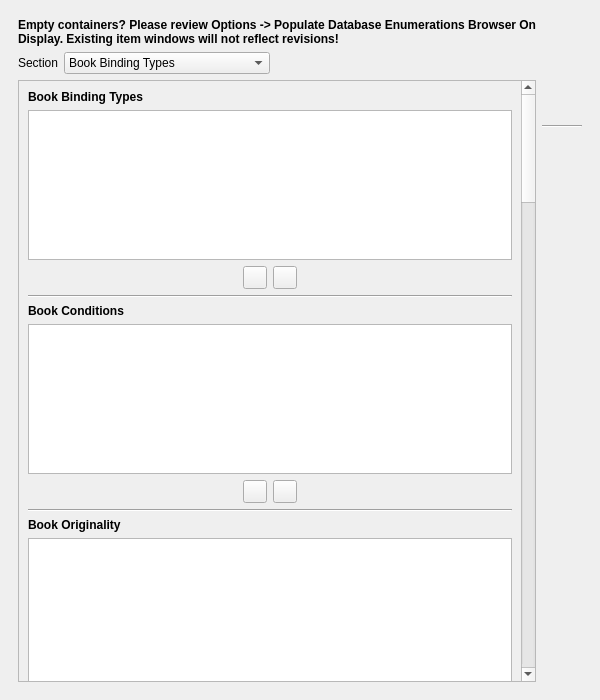
Before: the Qt Designer form UI/biblioteq_dbenumerations.ui in textbrowser/biblioteq, drawn with Qt 5.
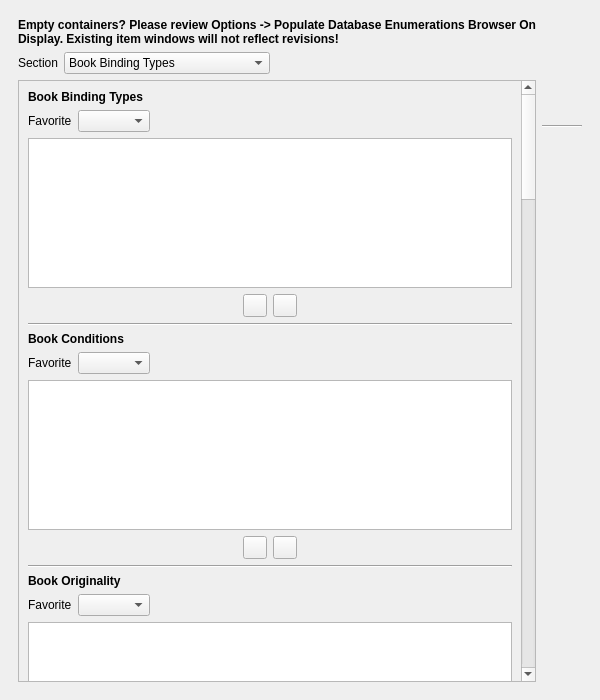
After: the same form once the commit is applied. Icons and pictures are not drawn.

Diff of the .ui file:
```diff
--- a/UI/biblioteq_dbenumerations.ui
+++ b/UI/biblioteq_dbenumerations.ui
@@ -155,9 +155,9 @@
             <property name="geometry">
              <rect>
               <x>0</x>
-              <y>0</y>
+              <y>-558</y>
               <width>497</width>
-              <height>3482</height>
+              <height>3658</height>
              </rect>
             </property>
             <layout class="QVBoxLayout" name="verticalLayout">
@@ -176,6 +176,37 @@
                  </property>
                 </widget>
                </item>
+               <item>
+                <layout class="QHBoxLayout" name="horizontalLayout_17">
+                 <item>
+                  <widget class="QLabel" name="label">
+                   <property name="text">
+                    <string>Favorite</string>
+                   </property>
+                  </widget>
+                 </item>
+                 <item>
+                  <widget class="QComboBox" name="bbt_favorite">
+                   <property name="sizeAdjustPolicy">
+                    <enum>QComboBox::AdjustToContents</enum>
+                   </property>
+                  </widget>
+                 </item>
+                 <item>
+                  <spacer name="horizontalSpacer_24">
+                   <property name="orientation">
+                    <enum>Qt::Horizontal</enum>
+                   </property>
+                   <property name="sizeHint" stdset="0">
+                    <size>
+                     <width>40</width>
+                     <height>20</height>
+                    </size>
+                   </property>
+                  </spacer>
+                 </item>
+                </layout>
+               </item>
                <item>
                 <widget class="QListWidget" name="bookBindingsList">
                  <property name="minimumSize">
@@ -286,6 +317,37 @@
                  </property>
                 </widget>
                </item>
+               <item>
+                <layout class="QHBoxLayout" name="horizontalLayout_18">
+                 <item>
+                  <widget class="QLabel" name="label_2">
+                   <property name="text">
+                    <string>Favorite</string>
+                   </property>
+                  </widget>
+                 </item>
+                 <item>
+                  <widget class="QComboBox" name="bc_favorite">
+                   <property name="sizeAdjustPolicy">
+                    <enum>QComboBox::AdjustToContents</enum>
+                   </property>
+                  </widget>
+                 </item>
+                 <item>
+                  <spacer name="horizontalSpacer_31">
+                   <property name="orientation">
+                    <enum>Qt::Horizontal</enum>
+                   </property>
+                   <property name="sizeHint" stdset="0">
+                    <size>
+                     <width>40</width>
+                     <height>20</height>
+                    </size>
+                   </property>
+                  </spacer>
+                 </item>
+                </layout>
+               </item>
                <item>
                 <widget class="QListWidget" name="bookConditionsList">
                  <property name="minimumSize">
@@ -396,6 +458,37 @@
                  </property>
                 </widget>
                </item>
+               <item>
+                <layout class="QHBoxLayout" name="horizontalLayout_19">
+                 <item>
+                  <widget class="QLabel" name="label_3">
+                   <property name="text">
+                    <string>Favorite</string>
+                   </property>
+                  </widget>
+                 </item>
+                 <item>
+                  <widget class="QComboBox" name="bo_favorite">
+                   <property name="sizeAdjustPolicy">
+                    <enum>QComboBox::AdjustToContents</enum>
+                   </property>
+                  </widget>
+                 </item>
+                 <item>
+                  <spacer name="horizontalSpacer_32">
+                   <property name="orientation">
+                    <enum>Qt::Horizontal</enum>
+                   </property>
+                   <property name="sizeHint" stdset="0">
+                    <size>
+                     <width>40</width>
+                     <height>20</height>
+                    </size>
+                   </property>
+                  </spacer>
+                 </item>
+                </layout>
+               </item>
                <item>
                 <widget class="QListWidget" name="bookOriginalityList">
                  <property name="minimumSize">
@@ -506,6 +599,37 @@
                  </property>
                 </widget>
                </item>
+               <item>
+                <layout class="QHBoxLayout" name="horizontalLayout_20">
+                 <item>
+                  <widget class="QLabel" name="label_4">
+                   <property name="text">
+                    <string>Favorite</string>
+                   </property>
+                  </widget>
+                 </item>
+                 <item>
+                  <widget class="QComboBox" name="bta_favorite">
+                   <property name="sizeAdjustPolicy">
+                    <enum>QComboBox::AdjustToContents</enum>
+                   </property>
+                  </widget>
+                 </item>
+                 <item>
+                  <spacer name="horizontalSpacer_33">
+                   <property name="orientation">
+                    <enum>Qt::Horizontal</enum>
+                   </property>
+                   <property name="sizeHint" stdset="0">
+                    <size>
+                     <width>40</width>
+                     <height>20</height>
+                    </size>
+                   </property>
+                  </spacer>
+                 </item>
+                </layout>
+               </item>
                <item>
                 <widget class="QListWidget" name="bookTargetAudiences">
                  <property name="minimumSize">
```
Left out of the diff: 4 changed lines with no effect on the pictures.
